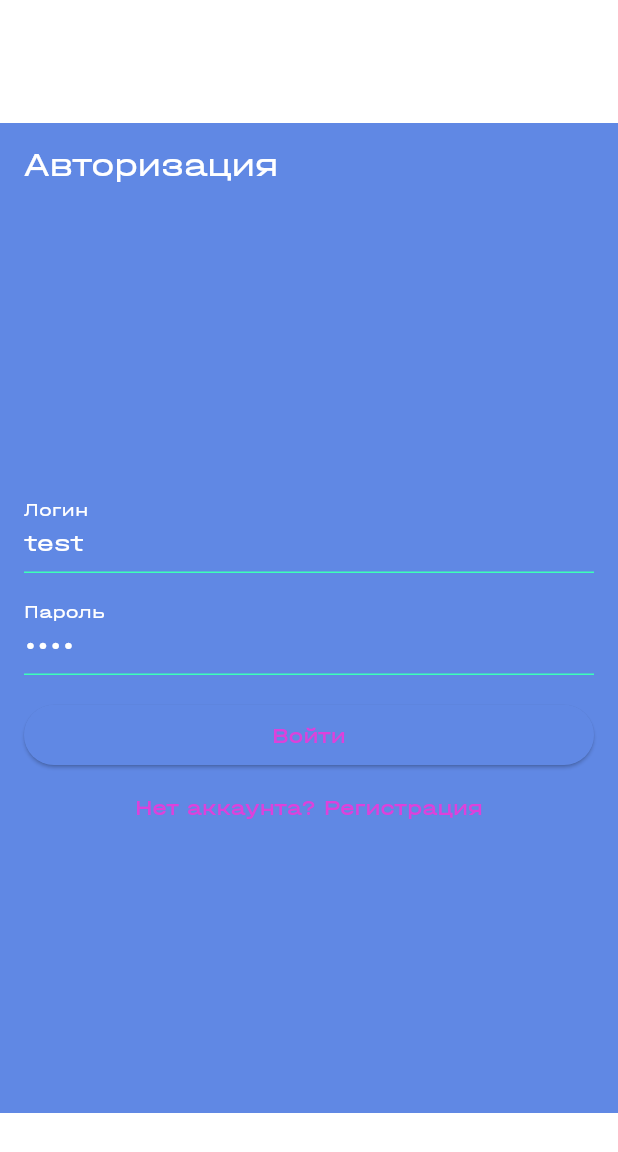
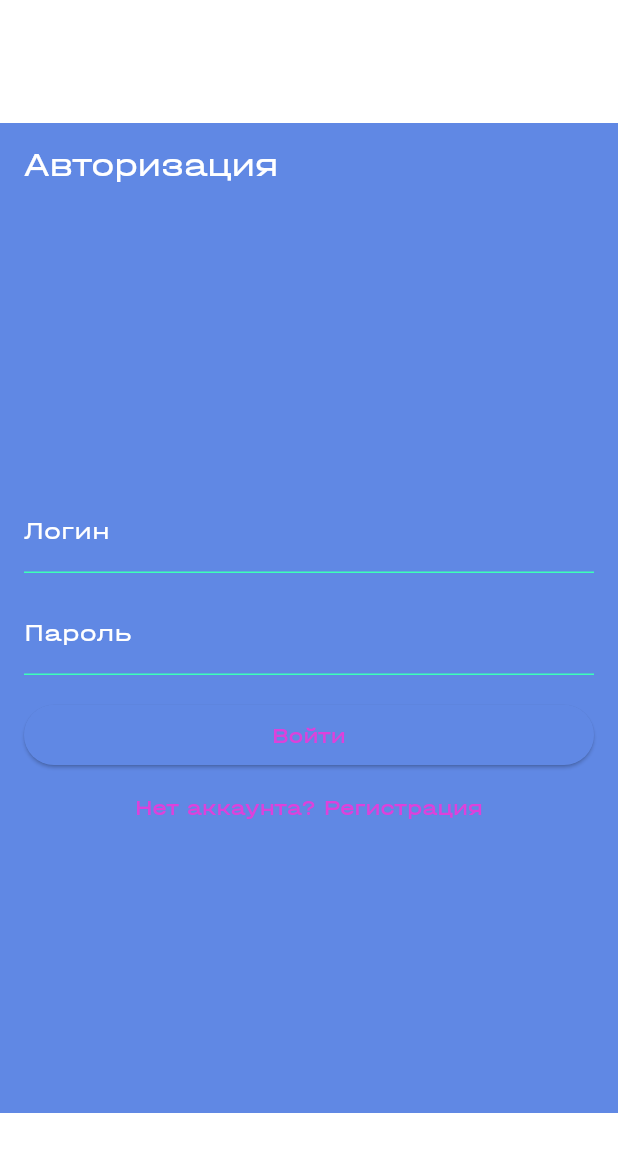
Before and after one commit to NIKIRZATOR/hackathon_economy_app, a Flutter app: the screen it shows after launch, on a phone screen of 412 x 824 dp. Shown: the top 1152 px of the screen. Run offline on Flutter 3.47's test engine with Material 3 defaults, Android fonts, the phone set to English and light mode, and no system bars; our stand-ins replace audioplayers, bloc, connectivity_plus, dio, equatable, flutter_svg and 1 more; missing offline and left inert: dart:html; accounts and stored records are empty.

Commit message:
убраны заглушки из контроллеров

```diff
--- a/lib/features/auth/screens/auth_screen.dart
+++ b/lib/features/auth/screens/auth_screen.dart
@@ -21,9 +21,9 @@ class _AuthScreenState extends State<AuthScreen> {
   bool _isLogin = true;
   bool _loading = false;
 
-  final _userCtrl = TextEditingController(text: 'test');
-  final _passCtrl = TextEditingController(text: 'test');
-  final _cityCtrl = TextEditingController(text: 'MyCity');
+  final _userCtrl = TextEditingController();
+  final _passCtrl = TextEditingController();
+  final _cityCtrl = TextEditingController();
 
   final _inRepo = BuildingTypeInputRepository();
   final _outRepo = BuildingTypeOutputRepository();
@@ -54,7 +54,7 @@ class _AuthScreenState extends State<AuthScreen> {
       await warmUp();
 
       //  ПЕРИОДИЧЕСКАЯ СИНХРОНИЗАЦИЮ
-      // SyncService.I.start(userId: user.userId!);
+       SyncService.I.start(userId: user.userId!);
 
       if (!mounted) return;
       Navigator.of(context).pushReplacement(
```
